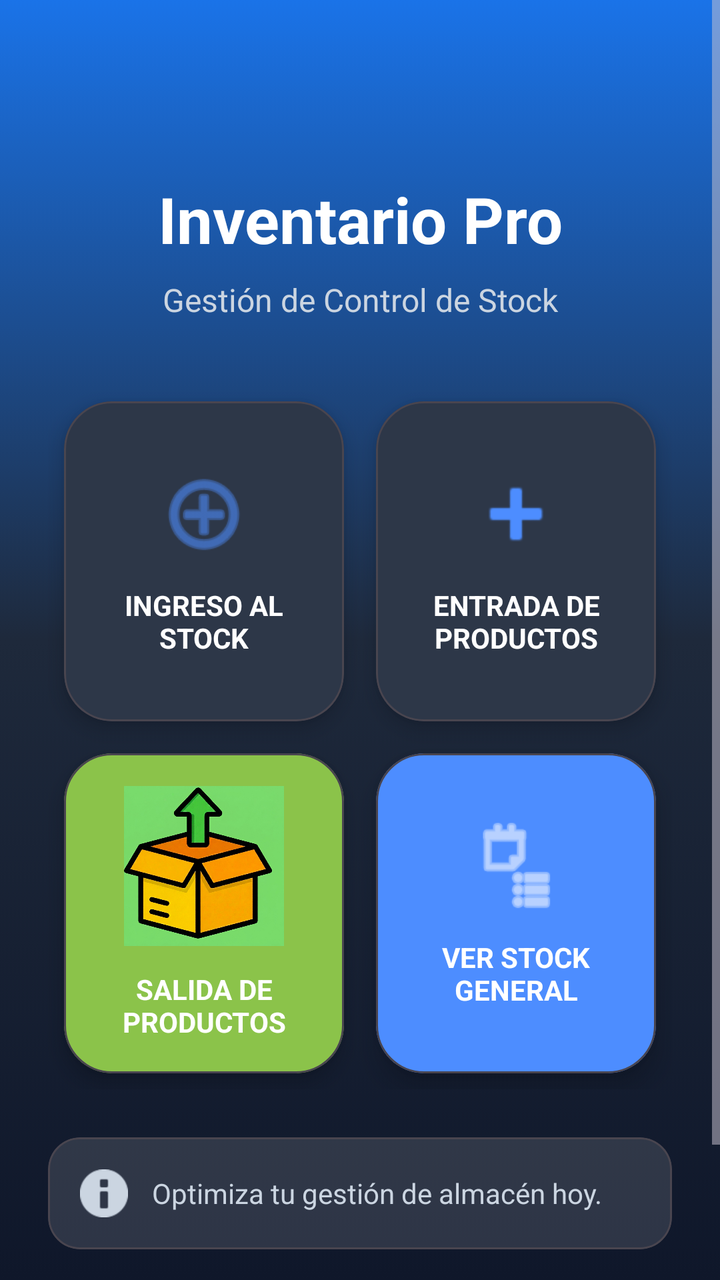
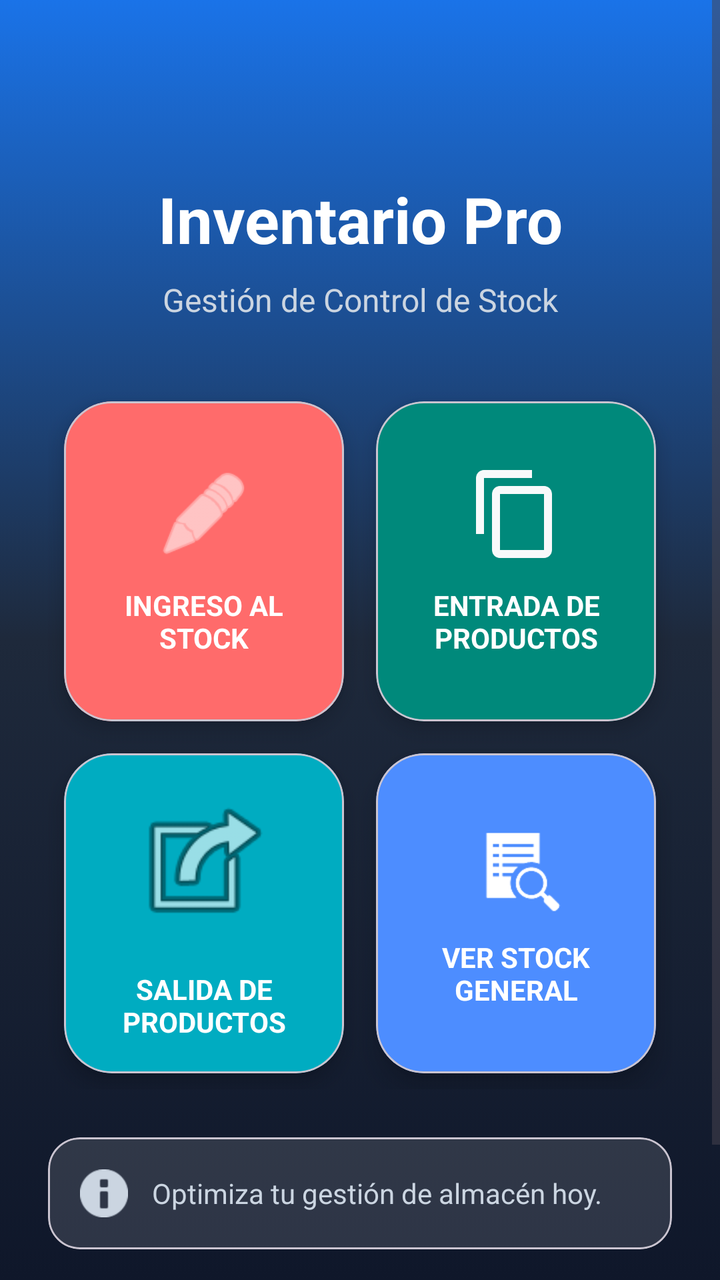

Screens rendered from an Android XML layout before and after an edit, with the pre-edit source and the edit as a unified diff.
<!-- AndroidManifest.xml: activity theme Theme.InventarioApp -->
<!-- res/layout/activity_main.xml -->
<?xml version="1.0" encoding="utf-8"?>
<ScrollView xmlns:android="http://schemas.android.com/apk/res/android"
    xmlns:app="http://schemas.android.com/apk/res-auto"
    xmlns:tools="http://schemas.android.com/tools"
    android:layout_width="match_parent"
    android:layout_height="match_parent"
    android:fillViewport="true"
    android:background="@drawable/fondo_degradado">

    <androidx.constraintlayout.widget.ConstraintLayout
        android:layout_width="match_parent"
        android:layout_height="wrap_content"
        android:padding="24dp"
        tools:context=".MainActivity">

        
        <TextView
            android:id="@+id/tvTitulo"
            android:layout_width="0dp"
            android:layout_height="wrap_content"
            android:layout_marginTop="64dp"
            android:gravity="center"
            android:text="@string/title_main"
            android:textColor="@color/white"
            android:textSize="32sp"
            android:textStyle="bold"
            app:layout_constraintEnd_toEndOf="parent"
            app:layout_constraintStart_toStartOf="parent"
            app:layout_constraintTop_toTopOf="parent" />

        <TextView
            android:id="@+id/tvSubtitulo"
            android:layout_width="0dp"
            android:layout_height="wrap_content"
            android:layout_marginTop="8dp"
            android:gravity="center"
            android:text="@string/subtitle_main"
            android:textColor="@color/text_secondary"
            android:textSize="16sp"
            app:layout_constraintEnd_toEndOf="parent"
            app:layout_constraintStart_toStartOf="parent"
            app:layout_constraintTop_toBottomOf="@id/tvTitulo" />

        
        <GridLayout
            android:id="@+id/glMenu"
            android:layout_width="match_parent"
            android:layout_height="wrap_content"
            android:layout_marginTop="32dp"
            android:columnCount="2"
            android:alignmentMode="alignMargins"
            app:layout_constraintEnd_toEndOf="parent"
            app:layout_constraintStart_toStartOf="parent"
            app:layout_constraintTop_toBottomOf="@id/tvSubtitulo">

            
            <com.google.android.material.card.MaterialCardView
                android:id="@+id/buttonIngresoStock"
                android:layout_width="0dp"
                android:layout_height="160dp"
                android:layout_columnWeight="1"
                android:layout_margin="8dp"
                android:clickable="true"
                android:focusable="true"
                app:cardBackgroundColor="@color/card_background"
                app:cardCornerRadius="24dp"
                app:cardElevation="6dp"
                app:rippleColor="#20FFFFFF">

                <LinearLayout
                    android:layout_width="match_parent"
                    android:layout_height="match_parent"
                    android:gravity="center"
                    android:orientation="vertical"
                    android:padding="16dp">

                    <ImageView
                        android:layout_width="48dp"
                        android:layout_height="48dp"
                        android:src="@android:drawable/ic_menu_add"
                        android:contentDescription="@string/btn_ingreso_stock"
                        app:tint="@color/primary" />

                    <TextView
                        android:layout_width="match_parent"
                        android:layout_height="wrap_content"
                        android:layout_marginTop="12dp"
                        android:gravity="center"
                        android:text="@string/btn_ingreso_stock"
                        android:textColor="@color/text_primary"
                        android:textSize="14sp"
                        android:textStyle="bold" />
                </LinearLayout>
            </com.google.android.material.card.MaterialCardView>

            
            <com.google.android.material.card.MaterialCardView
                android:id="@+id/buttonEntradaProductos"
                android:layout_width="0dp"
                android:layout_height="160dp"
                android:layout_columnWeight="1"
                android:layout_margin="8dp"
                android:clickable="true"
                android:focusable="true"
                app:cardBackgroundColor="@color/card_background"
                app:cardCornerRadius="24dp"
                app:cardElevation="6dp"
                app:rippleColor="#20FFFFFF">

                <LinearLayout
                    android:layout_width="match_parent"
                    android:layout_height="match_parent"
                    android:gravity="center"
                    android:orientation="vertical"
                    android:padding="16dp">

                    <ImageView
                        android:layout_width="48dp"
                        android:layout_height="48dp"
                        android:src="@android:drawable/ic_input_add"
                        android:contentDescription="@string/btn_entrada_productos"
                        app:tint="@color/primary" />

                    <TextView
                        android:layout_width="match_parent"
                        android:layout_height="wrap_content"
                        android:layout_marginTop="12dp"
                        android:gravity="center"
                        android:text="@string/btn_entrada_productos"
                        android:textColor="@color/text_primary"
                        android:textSize="14sp"
                        android:textStyle="bold" />
                </LinearLayout>
            </com.google.android.material.card.MaterialCardView>

            
            <com.google.android.material.card.MaterialCardView
                android:id="@+id/buttonSalidaProductos"
                android:layout_width="0dp"
                android:layout_height="160dp"
                android:layout_columnWeight="1"
                android:layout_margin="8dp"
                android:clickable="true"
                android:focusable="true"
                app:cardBackgroundColor="@color/light_green"
                app:cardCornerRadius="24dp"
                app:cardElevation="6dp"
                app:rippleColor="#20FFFFFF">

                <LinearLayout
                    android:layout_width="match_parent"
                    android:layout_height="match_parent"
                    android:gravity="center"
                    android:orientation="vertical"
                    android:padding="16dp">

                    <ImageView
                        android:layout_width="80dp"
                        android:layout_height="80dp"
                        android:src="@drawable/salida_producto"
                        android:contentDescription="@string/btn_salida_productos"
                        android:scaleType="fitCenter"
                        />

                    <TextView
                        android:layout_width="match_parent"
                        android:layout_height="wrap_content"
                        android:layout_marginTop="12dp"
                        android:gravity="center"
                        android:text="@string/btn_salida_productos"
                        android:textColor="@color/text_primary"
                        android:textSize="14sp"
                        android:textStyle="bold" />
                </LinearLayout>
            </com.google.android.material.card.MaterialCardView>

            
            <com.google.android.material.card.MaterialCardView
                android:id="@+id/buttonStockGeneral"
                android:layout_width="0dp"
                android:layout_height="160dp"
                android:layout_columnWeight="1"
                android:layout_margin="8dp"
                android:clickable="true"
                android:focusable="true"
                app:cardBackgroundColor="@color/primary"
                app:cardCornerRadius="24dp"
                app:cardElevation="8dp"
                app:rippleColor="#40FFFFFF">

                <LinearLayout
                    android:layout_width="match_parent"
                    android:layout_height="match_parent"
                    android:gravity="center"
                    android:orientation="vertical"
                    android:padding="16dp">

                    <ImageView
                        android:layout_width="48dp"
                        android:layout_height="48dp"
                        android:src="@android:drawable/ic_menu_agenda"
                        android:contentDescription="@string/btn_ver_stock"
                        app:tint="@color/white" />

                    <TextView
                        android:layout_width="match_parent"
                        android:layout_height="wrap_content"
                        android:layout_marginTop="12dp"
                        android:gravity="center"
                        android:text="@string/btn_ver_stock"
                        android:textColor="@color/white"
                        android:textSize="14sp"
                        android:textStyle="bold" />
                </LinearLayout>
            </com.google.android.material.card.MaterialCardView>

            
            

        </GridLayout>

        
        <com.google.android.material.card.MaterialCardView
            android:id="@+id/cardInfo"
            android:layout_width="match_parent"
            android:layout_height="wrap_content"
            android:layout_marginTop="24dp"
            app:cardBackgroundColor="#20FFFFFF"
            app:cardCornerRadius="16dp"
            app:cardElevation="0dp"
            app:layout_constraintTop_toBottomOf="@id/glMenu"
            app:layout_constraintStart_toStartOf="parent"
            app:layout_constraintEnd_toEndOf="parent">

            <LinearLayout
                android:layout_width="match_parent"
                android:layout_height="wrap_content"
                android:orientation="horizontal"
                android:padding="16dp"
                android:gravity="center_vertical">

                <ImageView
                    android:layout_width="24dp"
                    android:layout_height="24dp"
                    android:src="@android:drawable/ic_dialog_info"
                    android:contentDescription="@string/desc_info_icon"
                    app:tint="@color/text_secondary" />

                <TextView
                    android:layout_width="wrap_content"
                    android:layout_height="wrap_content"
                    android:layout_marginStart="12dp"
                    android:text="@string/info_footer"
                    android:textColor="@color/text_secondary"
                    android:textSize="14sp" />
            </LinearLayout>
        </com.google.android.material.card.MaterialCardView>

        
        <TextView
            android:id="@+id/tvFooterVersion"
            android:layout_width="wrap_content"
            android:layout_height="wrap_content"
            android:layout_marginTop="32dp"
            android:layout_marginBottom="16dp"
            android:text="@string/version_app"
            android:textColor="@color/text_secondary"
            android:textSize="14sp"
            app:layout_constraintBottom_toBottomOf="parent"
            app:layout_constraintEnd_toEndOf="parent"
            app:layout_constraintStart_toStartOf="parent"
            app:layout_constraintTop_toBottomOf="@+id/cardInfo"
            app:layout_constraintVertical_bias="0.0" />

    </androidx.constraintlayout.widget.ConstraintLayout>
</ScrollView>
<!-- resources referenced by this layout -->
<resources>
  <color name="card_background">#2D3748</color>
  <color name="light_green">#FF8BC34A</color>
  <color name="primary">#4D8DFF</color>
  <color name="text_primary">#FFFFFF</color>
  <color name="text_secondary">#CBD5E1</color>
  <color name="white">#FFFFFFFF</color>
  <!-- drawable fondo_degradado (drawable) -->
  <?xml version="1.0" encoding="utf-8"?>
  <selector xmlns:android="http://schemas.android.com/apk/res/android">
      <item>
          <shape android:shape="rectangle">
              <gradient
                  android:angle="270"
                  android:startColor="@color/grad_start"
                  android:centerColor="@color/surface"
                  android:endColor="#0F172A" />
          </shape>
      </item>
  </selector>
  <!-- drawable salida_producto: png bitmap (drawable, 861238 bytes) -->
  <string name="btn_entrada_productos">ENTRADA DE PRODUCTOS</string>
  <string name="btn_ingreso_stock">INGRESO AL STOCK</string>
  <string name="btn_salida_productos">SALIDA DE PRODUCTOS</string>
  <string name="btn_ver_stock">VER STOCK GENERAL</string>
  <string name="desc_info_icon">Icono de información</string>
  <string name="info_footer">Optimiza tu gestión de almacén hoy.</string>
  <string name="subtitle_main">Gestión de Control de Stock</string>
  <string name="title_main">Inventario Pro</string>
  <string name="version_app">Version 2.0</string>
  <style name="Theme.InventarioApp" parent="Theme.Material3.Dark.NoActionBar">
          
          <item name="colorPrimary">@color/primary</item>
          <item name="colorOnPrimary">@color/white</item>
          <item name="colorPrimaryContainer">@color/primary_variant</item>
          <item name="colorOnPrimaryContainer">@color/white</item>
          <item name="colorSecondary">@color/secondary</item>
          <item name="android:statusBarColor">#0F172A</item>
          <item name="android:windowBackground">@drawable/fondo_degradado</item>
  
          
          <item name="textInputStyle">@style/Widget.Material3.TextInputLayout.OutlinedBox</item>
      </style>
  <color name="grad_start">#1A73E8</color>
  <color name="surface">#1E293B</color>
  <color name="primary_variant">#1A73E8</color>
  <color name="secondary">#34A853</color>
</resources>

<!-- the commit's change to res/layout/activity_main.xml (unified diff, before → after) -->
@@ -62,7 +62,7 @@
                 android:layout_margin="8dp"
                 android:clickable="true"
                 android:focusable="true"
-                app:cardBackgroundColor="@color/card_background"
+                app:cardBackgroundColor="@color/error_red"
                 app:cardCornerRadius="24dp"
                 app:cardElevation="6dp"
                 app:rippleColor="#20FFFFFF">
@@ -77,9 +77,10 @@
                     <ImageView
                         android:layout_width="48dp"
                         android:layout_height="48dp"
-                        android:src="@android:drawable/ic_menu_add"
+                        android:src="@android:drawable/ic_menu_edit"
                         android:contentDescription="@string/btn_ingreso_stock"
-                        app:tint="@color/primary" />
+                        app:tint="@color/white"
+                        android:scaleType="fitCenter"/>
 
                     <TextView
                         android:layout_width="match_parent"
@@ -102,7 +103,7 @@
                 android:layout_margin="8dp"
                 android:clickable="true"
                 android:focusable="true"
-                app:cardBackgroundColor="@color/card_background"
+                app:cardBackgroundColor="#00897B"
                 app:cardCornerRadius="24dp"
                 app:cardElevation="6dp"
                 app:rippleColor="#20FFFFFF">
@@ -117,9 +118,9 @@
                     <ImageView
                         android:layout_width="48dp"
                         android:layout_height="48dp"
-                        android:src="@android:drawable/ic_input_add"
+                        android:src="?attr/actionModeCopyDrawable"
                         android:contentDescription="@string/btn_entrada_productos"
-                        app:tint="@color/primary" />
+                        app:tint="@color/cool_white" />
 
                     <TextView
                         android:layout_width="match_parent"
@@ -142,7 +143,7 @@
                 android:layout_margin="8dp"
                 android:clickable="true"
                 android:focusable="true"
-                app:cardBackgroundColor="@color/light_green"
+                app:cardBackgroundColor="#00ACC1"
                 app:cardCornerRadius="24dp"
                 app:cardElevation="6dp"
                 app:rippleColor="#20FFFFFF">
@@ -157,10 +158,9 @@
                     <ImageView
                         android:layout_width="80dp"
                         android:layout_height="80dp"
-                        android:src="@drawable/salida_producto"
+                        android:src="@android:drawable/ic_menu_set_as"
                         android:contentDescription="@string/btn_salida_productos"
-                        android:scaleType="fitCenter"
-                        />
+                        android:scaleType="fitCenter" />
 
                     <TextView
                         android:layout_width="match_parent"
@@ -198,7 +198,7 @@
                     <ImageView
                         android:layout_width="48dp"
                         android:layout_height="48dp"
-                        android:src="@android:drawable/ic_menu_agenda"
+                        android:src="?android:attr/actionModeFindDrawable"
                         android:contentDescription="@string/btn_ver_stock"
                         app:tint="@color/white" />
 
@@ -270,7 +270,7 @@
             app:layout_constraintEnd_toEndOf="parent"
             app:layout_constraintStart_toStartOf="parent"
             app:layout_constraintTop_toBottomOf="@+id/cardInfo"
-            app:layout_constraintVertical_bias="0.0" />
+            app:layout_constraintVertical_bias="1.0" />
 
     </androidx.constraintlayout.widget.ConstraintLayout>
 </ScrollView>
<!-- resource entries referenced after the edit -->
@@ -1,7 +1,7 @@
 <!-- resources referenced by this layout -->
 <resources>
-  <color name="card_background">#2D3748</color>
-  <color name="light_green">#FF8BC34A</color>
+  <color name="cool_white">#F8F9FA</color>
+  <color name="error_red">#FF6B6B</color>
   <color name="primary">#4D8DFF</color>
   <color name="text_primary">#FFFFFF</color>
   <color name="text_secondary">#CBD5E1</color>
@@ -19,7 +19,6 @@
           </shape>
       </item>
   </selector>
-  <!-- drawable salida_producto: png bitmap (drawable, 861238 bytes) -->
   <string name="btn_entrada_productos">ENTRADA DE PRODUCTOS</string>
   <string name="btn_ingreso_stock">INGRESO AL STOCK</string>
   <string name="btn_salida_productos">SALIDA DE PRODUCTOS</string>
@@ -29,7 +28,7 @@
   <string name="subtitle_main">Gestión de Control de Stock</string>
   <string name="title_main">Inventario Pro</string>
   <string name="version_app">Version 2.0</string>
-  <style name="Theme.InventarioApp" parent="Theme.Material3.Dark.NoActionBar">
+  <style name="Theme.InventarioApp" parent="Theme.Material3.Light.NoActionBar">
           
           <item name="colorPrimary">@color/primary</item>
           <item name="colorOnPrimary">@color/white</item>
